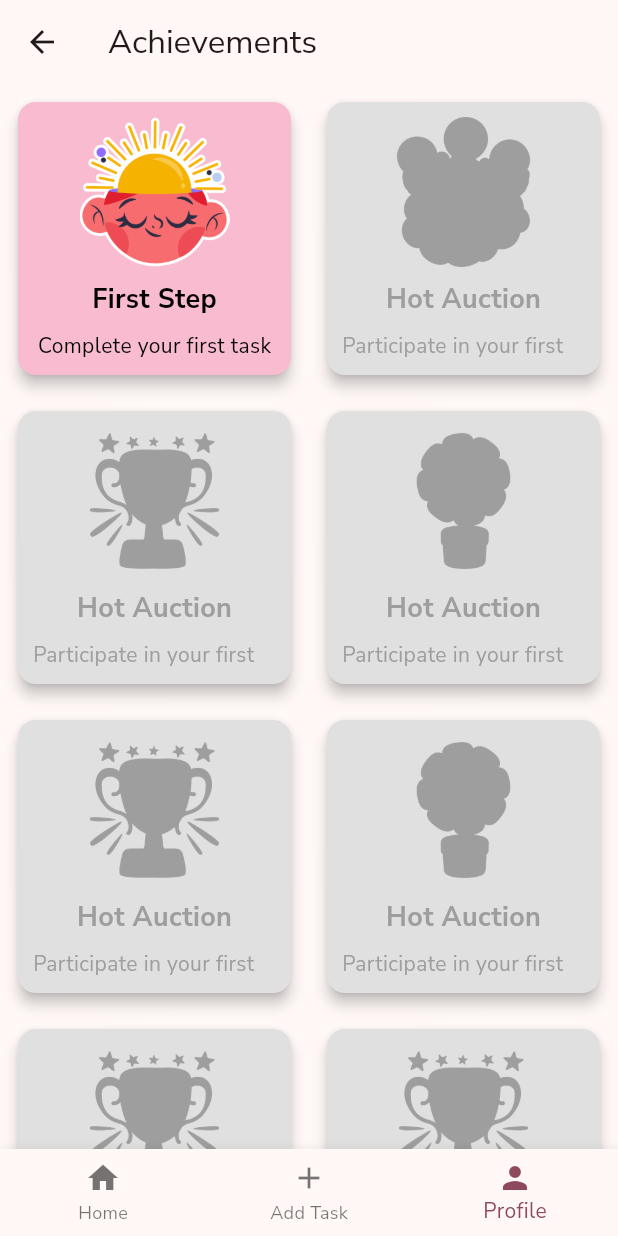
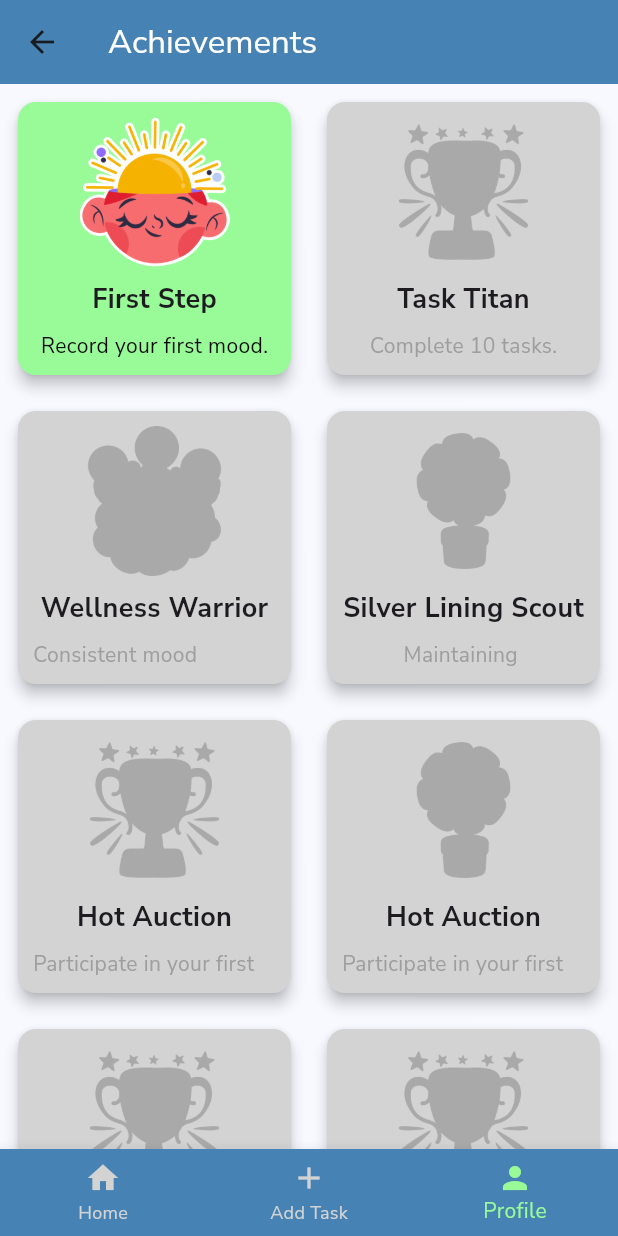
Before and after one commit to csa67/ProdPal, a Flutter app: the screen it shows after launch, item 3 of the bottom bar chosen, after a tap on "Achievements", on a phone screen of 412 x 824 dp. Run offline on Flutter 3.47's test engine with Material 3 defaults, Android fonts, the phone set to English and light mode, and no system bars; our stand-ins replace confetti, google_fonts, sqflite; accounts and stored records are empty.

Commit message:
updated colors

```diff
--- a/lib/AchievementsScreen.dart
+++ b/lib/AchievementsScreen.dart
@@ -1,30 +1,31 @@
 import 'package:flutter/material.dart';
 import 'package:flutter/widgets.dart';
+import 'package:hci/util.dart';
 
 class AchievementsScreen extends StatelessWidget {
   final List<Achievement> achievements = [
     Achievement(
       title: 'First Step',
       icon: 'assets/mental-health.png',
-      description: 'Complete your first task',
+      description: 'Record your first mood.',
       isUnlocked: true,
     ),
     Achievement(
-      title: 'Hot Auction',
-      icon: 'assets/mood.png',
-      description: 'Participate in your first auction',
+      title: 'Task Titan',
+      icon: 'assets/trophy.png',
+      description: 'Complete 10 tasks.',
       isUnlocked: false,
     ),
     Achievement(
-      title: 'Hot Auction',
-      icon: 'assets/trophy.png',
-      description: 'Participate in your first auction',
+      title: 'Wellness Warrior',
+      icon: 'assets/mood.png',
+      description: 'Consistent mood tracking for more than a week.',
       isUnlocked: false,
     ),
     Achievement(
-      title: 'Hot Auction',
+      title: 'Silver Lining Scout',
       icon: 'assets/sunflower.png',
-      description: 'Participate in your first auction',
+      description: 'Maintaining ',
       isUnlocked: false,
     ),
     Achievement(
@@ -60,7 +61,8 @@ class AchievementsScreen extends StatelessWidget {
   Widget build(BuildContext context) {
     return Scaffold(
       appBar: AppBar(
-        title: const Text('Achievements'),
+        title: const Text('Achievements', style: TextStyle(color: Colors.white),),
+        backgroundColor: steelBlue,
       ),
       body: GridView.builder(
         padding: const EdgeInsets.all(8.0),
@@ -101,7 +103,7 @@ class AchievementCard extends StatelessWidget {
   @override
   Widget build(BuildContext context) {
     return Card(
-      color: achievement.isUnlocked ? Colors.pink[100] : Colors.grey[300],
+      color: achievement.isUnlocked ? paleGreen: lightGray,
       elevation: 4.0,
       child: Container(
         padding: const EdgeInsets.all(10.0), // Fixed minimum height for the card
@@ -112,15 +114,14 @@ class AchievementCard extends StatelessWidget {
             Image.asset(
               achievement.icon,
               width: 100.0, // Adjust the size as needed
-              color: achievement.isUnlocked ? null : Colors.grey,
+              color: achievement.isUnlocked ? null : darkGray,
             ),
             const SizedBox(height: 8),
             Text(
               achievement.title,
-              style: TextStyle(
+              style: const TextStyle(
                 fontSize: 18, // Adjust the font size as needed
                 fontWeight: FontWeight.bold,
-                color: achievement.isUnlocked ? Colors.black : Colors.grey,
               ),
             ),
             const SizedBox(height: 8),
--- a/lib/CardView.dart
+++ b/lib/CardView.dart
@@ -99,8 +99,16 @@ class _TasksListState extends State<TasksList> {
   @override
   Widget build(BuildContext context) {
     return Scaffold(
+        backgroundColor: lightSkyBlue,
         appBar: AppBar(
-          title: Text((DateFormat('MMMM yyyy')).format(_selectedDate)),
+          backgroundColor: steelBlue,
+          title: Text((DateFormat('MMMM yyyy')).format(_selectedDate),
+            style: TextStyle(
+              color: Colors.white,
+              fontWeight: FontWeight.bold,
+              fontSize: 20, // Increased font size
+            ),),
+
           actions: [
             IconButton(
               icon: const Icon(Icons.calendar_today),
@@ -335,6 +343,7 @@ class TaskCard extends StatelessWidget {
                 shape: RoundedRectangleBorder(
                   borderRadius: BorderRadius.circular(10.0),
                 ),
+                color: paleGreen,
                 elevation: 4.0,
                 child: InkWell(
                   onTap: () {
@@ -352,10 +361,15 @@ class TaskCard extends StatelessWidget {
                       children: [
                         Text(
                           item.title,
-                          style: const TextStyle(fontWeight: FontWeight.bold),
+                          style: const TextStyle(fontWeight: FontWeight.bold,
+                          fontSize: 18, color: steelBlue),
                         ),
                         Text(
-                            "${_formatTimeOfDay(startTime)} - ${_formatTimeOfDay(endTime)}"),
+                            "${_formatTimeOfDay(startTime)} - ${_formatTimeOfDay(endTime)}",
+                        style: TextStyle(
+                          fontSize: 16,
+                          fontWeight: FontWeight.w200
+                        ),),
                       ],
                     ),
                   ),
@@ -395,7 +409,11 @@ class DateCard extends StatelessWidget {
         child: Text(
           DateFormat('E\nd').format(date),
           textAlign: TextAlign.center,
-          style: TextStyle(color: isSelected ? Colors.white : Colors.black),
+          style: TextStyle(
+              color: isSelected ? Colors.white : Colors.black,
+              fontWeight: isSelected ? FontWeight.bold :  FontWeight.normal,
+              fontSize: isSelected? 16:14,
+          ),
         ),
       ),
     );
--- a/lib/main.dart
+++ b/lib/main.dart
@@ -4,6 +4,7 @@ import 'package:hci/ConfettiManager.dart';
 import 'package:hci/NewTaskPage.dart';
 import 'package:hci/StatsPage.dart';
 import 'package:google_fonts/google_fonts.dart';
+import 'package:hci/util.dart';
 import 'package:provider/provider.dart';
 
 void main() {
@@ -23,7 +24,7 @@ class MyApp extends StatelessWidget {
     return MaterialApp(
       title: 'Flutter Demo',
       theme: ThemeData(
-        colorScheme: ColorScheme.fromSeed(seedColor: Colors.pinkAccent),
+        colorScheme: ColorScheme.fromSeed(seedColor: steelBlue, primary: steelBlue, onPrimary: Colors.white, secondary: lightSkyBlue, onSecondary: Colors.white),
         useMaterial3: true,
         textTheme: GoogleFonts.nunitoSansTextTheme(),
       ),
@@ -93,6 +94,9 @@ class _MyHomePageState extends State<MyHomePage> {
         ],
       ),
       bottomNavigationBar: BottomNavigationBar(
+        backgroundColor: steelBlue,
+        selectedItemColor: paleGreen,
+        unselectedItemColor: lightGray,
         items: const [
           BottomNavigationBarItem(icon: Icon(Icons.home), label: 'Home'),
           BottomNavigationBarItem(icon: Icon(Icons.add), label: 'Add Task'),
--- a/lib/util.dart
+++ b/lib/util.dart
@@ -1,4 +1,13 @@
 import 'package:flutter/material.dart';
+
+// Define the color palette
+const Color lightSkyBlue = Color(0xFF87CEFA);
+const Color cornflowerBlue = Color(0xFF6495ED);
+const Color mediumSeaGreen = Color(0xFF3CB371);
+const Color paleGreen = Color(0xFF98FB98);
+const Color steelBlue = Color(0xFF4682B4);
+const Color darkGray = Color(0xFFA9A9A9);
+const Color lightGray = Color(0xFFD3D3D3);
 
 int timeOfDayToMinutes(TimeOfDay time) {
   return time.hour * 60 + time.minute;
```
Also changed, not shown: lib/TaskDetails.dart (+22 -7 lines).
